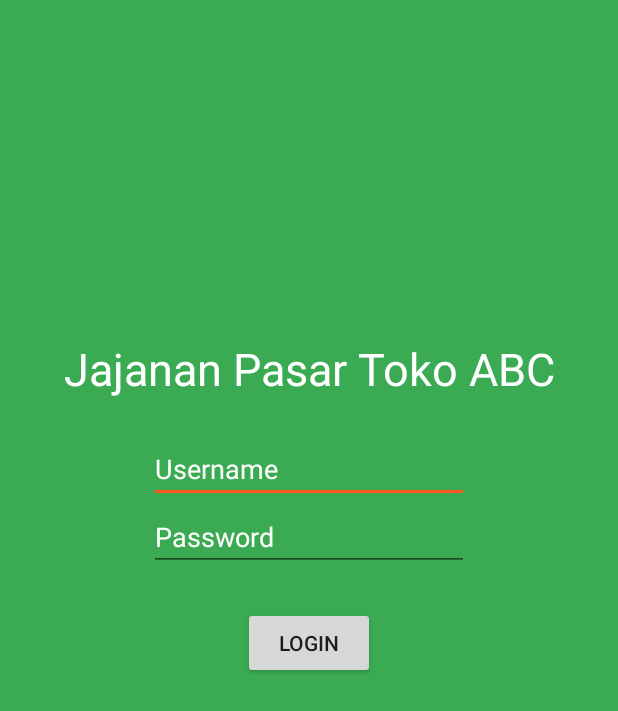
After one commit to yudhayunantop/ProjectUAS, an Android app: the layout activity_login.xml on its own in the app's theme, with its tools: preview values and no code run, on a phone screen of 412 x 824 dp. The commit adds this screen. Shown: the top 711 px of the screen. Run offline under Robolectric (Android 15) with nearby library versions, the phone set to English and light mode, and no system bars.

Commit message:
login berhasil, (-) migrasi database + get data by username

```diff
--- a/app/src/main/java/com/dicoding/picodiploma/ProjectUAS/activity/PesananActivity.kt
+++ b/app/src/main/java/com/dicoding/picodiploma/ProjectUAS/activity/PesananActivity.kt
@@ -19,6 +19,7 @@ class PesananActivity : AppCompatActivity() {
         super.onCreate(savedInstanceState)
         setContentView(R.layout.activity_pesanan)
 
+        //set judul
         supportActionBar?.title = "Riwayat Pesanan"
 
         //deklarasi adapter dan recyclerView
--- a/app/src/main/java/com/dicoding/picodiploma/ProjectUAS/activity/SummaryPesanActivity.kt
+++ b/app/src/main/java/com/dicoding/picodiploma/ProjectUAS/activity/SummaryPesanActivity.kt
@@ -46,9 +46,11 @@ class SummaryPesanActivity : AppCompatActivity() {
         quantity = intent.getIntExtra(JUMLAH,0)
         quantityMakananText.text= quantity.toString()
 
+        //button intent ke halaman MainAcitivity
         kembali.setOnClickListener {
             val back = Intent(baseContext, MainActivity::class.java)
             startActivity(back)
+            finish()
         }
 
     }
--- a/app/src/main/java/com/dicoding/picodiploma/ProjectUAS/data/FoodData.kt
+++ b/app/src/main/java/com/dicoding/picodiploma/ProjectUAS/data/FoodData.kt
@@ -3,6 +3,7 @@ package com.dicoding.picodiploma.ProjectUAS.data
 import com.dicoding.picodiploma.ProjectUAS.R
 
 object FoodData {
+    //data nama
     private val foodNames = arrayOf(
         "Es Teler Tanjung Anom",
         "Bikang",
@@ -15,6 +16,7 @@ object FoodData {
         "Spikoe Resep Kuno",
         "Cincau Station")
 
+    //data detail
     private val foodDetails = arrayOf(
         "Es teler yang satu ini wajib kamu cobain apabila kamu berkunjung ke Surabaya. Terutama jika kamu mampir di Jl. Taman Apsari No. 7 Genteng. Isian yang lengkap mulai dari alpukat, kelapa, muda, potongan nangka hingga paduan es serutnya yang menambah kenikmatan di cuaca Surabaya yang terik. Wah jadi ngiler banget nih!",
         "Kue Bikang atau carabikang merupakan kue tradisional yang terbuat dari tepung beras dengan bentuk bunga yang merekah beraneka warna. Kue Bikang menjadi jajanan pasar khas Surabaya yang biasa disantap di pagi atau sore hari.",
@@ -28,6 +30,7 @@ object FoodData {
         "Spikoe Resep Kuno ini sudah terkenal sejak puluhan tahun. Khas dari Spikoe Resep Kuno ini adalah tekstur spikuknya sangat lembut dan tentu saja tentang rasanya yang sangat autentik!"
         )
 
+    //data harga
     private val foodPrice = intArrayOf(
         1000,
         2000,
@@ -41,6 +44,7 @@ object FoodData {
         10000
     )
 
+    //data gambar
     private val foodImages = intArrayOf(
         R.drawable.bakso,
         R.drawable.bikang,
@@ -54,6 +58,7 @@ object FoodData {
         R.drawable.cincau
     )
 
+    //add ke Array List
     val listData: ArrayList<food>
         get() {
             val list = arrayListOf<food>()
--- /dev/null
+++ b/app/src/main/res/layout/activity_login.xml
@@ -0,0 +1,59 @@
+<?xml version="1.0" encoding="utf-8"?>
+<androidx.constraintlayout.widget.ConstraintLayout xmlns:android="http://schemas.android.com/apk/res/android"
+    xmlns:app="http://schemas.android.com/apk/res-auto"
+    xmlns:tools="http://schemas.android.com/tools"
+    android:layout_width="match_parent"
+    android:layout_height="match_parent"
+    tools:context=".activity.LoginActivity"
+    android:background="@color/colorPrimary">
+
+    <EditText
+        android:id="@+id/InputUsername"
+        android:layout_width="wrap_content"
+        android:layout_height="wrap_content"
+        android:layout_marginTop="24dp"
+        android:ems="10"
+        android:hint="@string/username"
+        android:inputType="textPersonName"
+        android:textColor="@color/cardview_light_background"
+        android:textColorHint="@color/cardview_light_background"
+        app:layout_constraintEnd_toEndOf="parent"
+        app:layout_constraintStart_toStartOf="parent"
+        app:layout_constraintTop_toBottomOf="@+id/textView2" />
+
+    <EditText
+        android:id="@+id/InputPassword"
+        android:layout_width="wrap_content"
+        android:layout_height="wrap_content"
+        android:ems="10"
+        android:hint="@string/password"
+        android:inputType="textPassword"
+        android:textColor="#040303"
+        android:textColorHint="#FFFFFF"
+        app:layout_constraintEnd_toEndOf="parent"
+        app:layout_constraintStart_toStartOf="parent"
+        app:layout_constraintTop_toBottomOf="@+id/InputUsername" />
+
+    <Button
+        android:id="@+id/btnLogin"
+        android:layout_width="wrap_content"
+        android:layout_height="wrap_content"
+        android:layout_marginTop="24dp"
+        android:text="@string/login"
+        android:textAllCaps="true"
+        app:layout_constraintEnd_toEndOf="parent"
+        app:layout_constraintStart_toStartOf="parent"
+        app:layout_constraintTop_toBottomOf="@+id/InputPassword" />
+
+    <TextView
+        android:id="@+id/textView2"
+        android:layout_width="wrap_content"
+        android:layout_height="wrap_content"
+        android:layout_marginTop="225dp"
+        android:text="@string/jajanan_pasar_toko_abc"
+        android:textColor="#FFFFFF"
+        android:textSize="30sp"
+        app:layout_constraintEnd_toEndOf="parent"
+        app:layout_constraintStart_toStartOf="parent"
+        app:layout_constraintTop_toTopOf="parent" />
+</androidx.constraintlayout.widget.ConstraintLayout>
--- a/app/src/main/res/values/strings.xml
+++ b/app/src/main/res/values/strings.xml
@@ -23,5 +23,9 @@
     <string name="quantity">Quantity</string>
     <string name="price">Price</string>
     <string name="jumlahlist">pcs</string>
+    <string name="password">Password</string>
+    <string name="username">Username</string>
+    <string name="login">Login</string>
+    <string name="jajanan_pasar_toko_abc">Jajanan Pasar Toko ABC</string>
 
 </resources>
```
Also changed, not shown: app/src/main/AndroidManifest.xml (+6 -5 lines), app/src/main/java/com/dicoding/picodiploma/ProjectUAS/activity/DetailActivity.kt (+11 -0 lines), app/src/main/java/com/dicoding/picodiploma/ProjectUAS/activity/LoginActivity.kt (added, +60 -0 lines), app/src/main/java/com/dicoding/picodiploma/ProjectUAS/activity/MainActivity.kt (+38 -20 lines), app/src/main/java/com/dicoding/picodiploma/ProjectUAS/activity/PesanActivity.kt (+12 -3 lines), app/src/main/java/com/dicoding/picodiploma/ProjectUAS/adapter/ListFoodAdapter.kt (+26 -38 lines).
